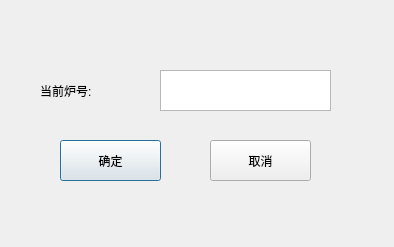
Qt form UI_SetFurNo.ui (FSPengchen/Steel_FixdLengthSystem) before a commit.
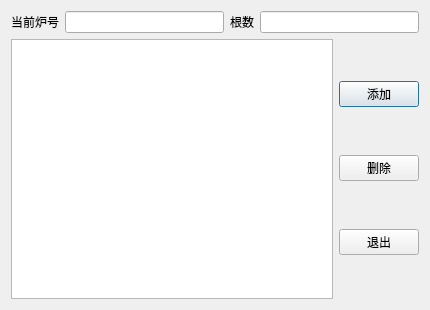
The same form after that commit.

The edit to the form file:
```diff
--- a/UI_SetFurNo.ui
+++ b/UI_SetFurNo.ui
@@ -6,68 +6,73 @@
    <rect>
     <x>0</x>
     <y>0</y>
-    <width>394</width>
-    <height>247</height>
+    <width>430</width>
+    <height>310</height>
    </rect>
   </property>
   <property name="windowTitle">
    <string>设定炉号</string>
   </property>
-  <widget class="QPushButton" name="Btn_SetFurNoYes">
-   <property name="geometry">
-    <rect>
-     <x>60</x>
-     <y>140</y>
-     <width>101</width>
-     <height>41</height>
-    </rect>
-   </property>
-   <property name="text">
-    <string>确定</string>
-   </property>
-  </widget>
-  <widget class="QPushButton" name="Btn_SetFurNoNo">
-   <property name="geometry">
-    <rect>
-     <x>210</x>
-     <y>140</y>
-     <width>101</width>
-     <height>41</height>
-    </rect>
-   </property>
-   <property name="text">
-    <string>取消</string>
-   </property>
-  </widget>
-  <widget class="QTextEdit" name="LabInput_SetFurNo">
-   <property name="geometry">
-    <rect>
-     <x>160</x>
-     <y>70</y>
-     <width>171</width>
-     <height>41</height>
-    </rect>
-   </property>
-   <property name="styleSheet">
-    <string notr="true">font: 12pt \&quot;微软雅黑\&quot;;</string>
-   </property>
-  </widget>
-  <widget class="QLabel" name="label">
-   <property name="geometry">
-    <rect>
-     <x>40</x>
-     <y>70</y>
-     <width>111</width>
-     <height>41</height>
-    </rect>
-   </property>
-   <property name="styleSheet">
-    <string notr="true">font: 12pt \&quot;微软雅黑\&quot;;</string>
-   </property>
-   <property name="text">
-    <string>当前炉号:</string>
-   </property>
-  </widget>
+  <layout class="QGridLayout" name="gridLayout">
+   <item row="0" column="0" colspan="2">
+    <layout class="QHBoxLayout" name="horizontalLayout">
+     <item>
+      <widget class="QLabel" name="label">
+       <property name="styleSheet">
+        <string notr="true">font: 12pt \&quot;微软雅黑\&quot;;</string>
+       </property>
+       <property name="text">
+        <string>当前炉号</string>
+       </property>
+      </widget>
+     </item>
+     <item>
+      <widget class="QLineEdit" name="Lne_SetFurNo"/>
+     </item>
+     <item>
+      <widget class="QLabel" name="label_2">
+       <property name="styleSheet">
+        <string notr="true">font: 12pt \&quot;微软雅黑\&quot;;</string>
+       </property>
+       <property name="text">
+        <string>根数</string>
+       </property>
+      </widget>
+     </item>
+     <item>
+      <widget class="QLineEdit" name="Lne_SetFurNum"/>
+     </item>
+    </layout>
+   </item>
+   <item row="1" column="0">
+    <widget class="QListWidget" name="LW_SetFurNo"/>
+   </item>
+   <item row="1" column="1">
+    <layout class="QVBoxLayout" name="verticalLayout">
+     <item>
+      <widget class="QPushButton" name="Btn_addFurNum">
+       <property name="text">
+        <string>添加</string>
+       </property>
+      </widget>
+     </item>
+     <item>
+      <widget class="QPushButton" name="Btn_delFurNum">
+       <property name="text">
+        <string>删除</string>
+       </property>
+      </widget>
+     </item>
+     <item>
+      <widget class="QPushButton" name="Btn_Exit">
+       <property name="text">
+        <string>退出</string>
+       </property>
+      </widget>
+     </item>
+    </layout>
+   </item>
+  </layout>
  </widget>
  <resources/>
  <connections/>
```
